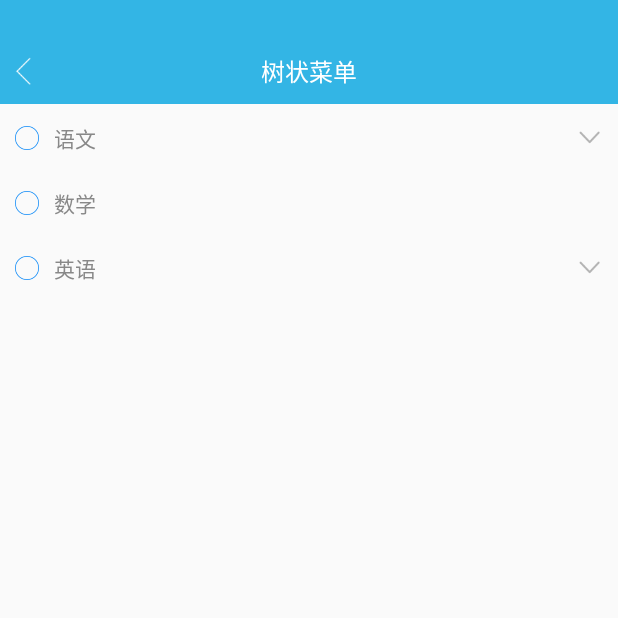
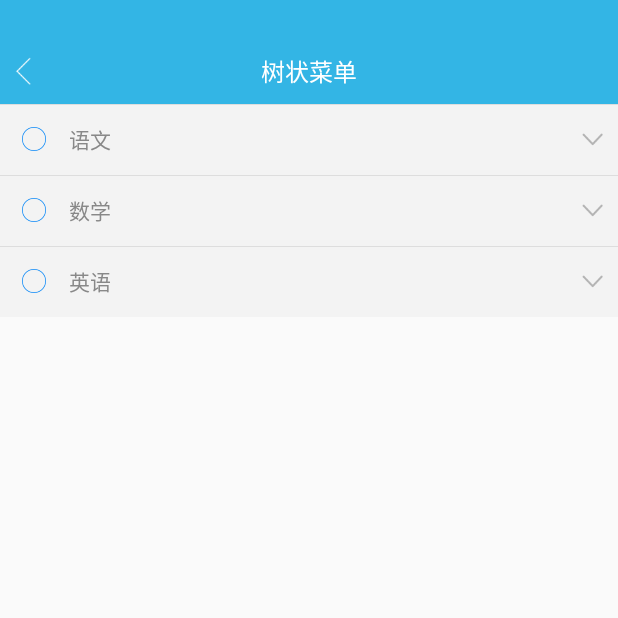
Before and after one commit to psvmc/ZJLearnAndroid, an Android app: the TreeViewActivity screen opened directly, with no data from a screen before it, on a phone screen of 412 x 824 dp, the top half of it. Run offline under Robolectric (Android 15) with nearby library versions, the phone set to English and light mode, and no system bars.

Commit message:
选中效果

```diff
--- a/app/src/main/java/cn/psvmc/zjlearnandroid/DemoTreeView/TreeViewListAdapter.kt
+++ b/app/src/main/java/cn/psvmc/zjlearnandroid/DemoTreeView/TreeViewListAdapter.kt
@@ -7,6 +7,7 @@ import android.view.View
 import android.view.ViewGroup
 import android.widget.ImageView
 import android.widget.LinearLayout
+import android.widget.RelativeLayout
 import android.widget.TextView
 import cn.psvmc.utils.DensityUtils
 import cn.psvmc.zjlearnandroid.MainRecycleView.Model.ListItemModel
@@ -55,13 +56,27 @@ open class TreeViewListAdapter(private val context: Context, private val mDatas:
         var pL = itemHolder.outerLayout.paddingLeft;
         var pR = itemHolder.outerLayout.paddingRight;
 
-        itemHolder.outerLayout.setPadding(DensityUtils.dp2px(context,20f)* itemData.level + DensityUtils.dp2px(context,10f),pT,pB,pR);
+        if (itemData.level == 0) {
+            itemHolder.itemView.setBackgroundResource(R.color.zj_gay_background)
+            if(itemData.isexpand){
+                itemHolder.bottomLine.visibility = View.VISIBLE
+            }else{
+                itemHolder.bottomLine.visibility = View.INVISIBLE
+            }
+            itemHolder.topLine.visibility = View.VISIBLE
+        } else {
+            itemHolder.itemView.setBackgroundResource(R.color.zj_white)
+            itemHolder.topLine.visibility = View.INVISIBLE
+            itemHolder.bottomLine.visibility = View.INVISIBLE
+        }
+
+        itemHolder.outerLayout.setPadding(DensityUtils.dp2px(context, 20f) * itemData.level + DensityUtils.dp2px(context, 0f), pT, pB, pR);
 
         itemHolder.itemView.setOnClickListener({
             mOnItemClickListener?.onItemClick(itemHolder.itemView, position);
         })
 
-        itemHolder.checkImageView.setOnClickListener({
+        itemHolder.checkOuterLayout.setOnClickListener({
             mOnItemClickListener?.onCheckClick(position)
         })
     }
@@ -81,7 +96,7 @@ open class TreeViewListAdapter(private val context: Context, private val mDatas:
         notifyItemChanged(position)
     }
 
-    fun add(position: Int, list: ArrayList<TreeItemModel>) {
+    fun addList(position: Int, list: ArrayList<TreeItemModel>) {
         var position = position
         if (position > mDatas.size) {
             position = mDatas.size
@@ -91,7 +106,9 @@ open class TreeViewListAdapter(private val context: Context, private val mDatas:
         }
         mDatas.addAll(position, list);
         notifyItemRangeInserted(position, list.size)
-        notifyItemRangeChanged(position+list.size-1,mDatas.size-position-list.size+1)
+        if(mDatas.size - position - list.size + 1 > 0){
+            notifyItemRangeChanged(position + list.size - 1, mDatas.size - position - list.size + 1)
+        }
     }
 
     fun removeSon(position: Int) {
@@ -115,7 +132,31 @@ open class TreeViewListAdapter(private val context: Context, private val mDatas:
         }
         mDatas.removeAll(removedList)
         notifyItemRangeRemoved(position + 1, removedList.size);
-        notifyItemRangeChanged(position+1,mDatas.size-position-1)
+        if(mDatas.size - position - 1>0){
+            notifyItemRangeChanged(position + 1, mDatas.size - position - 1)
+        }
+
+    }
+
+    fun updateSon(position: Int) {
+        var position = position
+        if (position > mDatas.size) {
+            position = mDatas.size
+        }
+        if (position < 0) {
+            position = 0
+        }
+
+        var itemData = mDatas.get(position);
+        var updateList = ArrayList<TreeItemModel>();
+        for (i in position + 1..mDatas.size - 1) {
+            if (mDatas.get(i).level > itemData.level) {
+                updateList.add(mDatas.get(i))
+            } else {
+                break
+            }
+        }
+        notifyItemRangeChanged(position + 1, updateList.size);
     }
 
 
@@ -123,13 +164,20 @@ open class TreeViewListAdapter(private val context: Context, private val mDatas:
         val checkImageView: ImageView
         val nameTextView: TextView
         val arrowImageView: ImageView
-        var outerLayout:LinearLayout
+        var outerLayout: LinearLayout
+        var checkOuterLayout: RelativeLayout
+        var topLine:View
+        var bottomLine:View
+
 
         init {
             checkImageView = itemView.findViewById(R.id.checkImageView) as ImageView
             nameTextView = itemView.findViewById(R.id.nameTextView) as TextView
             arrowImageView = itemView.findViewById(R.id.arrowImageView) as ImageView
             outerLayout = itemView.findViewById(R.id.outerLayout) as LinearLayout
+            checkOuterLayout = itemView.findViewById(R.id.checkOuterLayout) as RelativeLayout
+            topLine = itemView.findViewById(R.id.topLine) as View
+            bottomLine = itemView.findViewById(R.id.bottomLine) as View
         }
     }
 
--- a/app/src/main/res/layout/treeview_list_item.xml
+++ b/app/src/main/res/layout/treeview_list_item.xml
@@ -4,32 +4,42 @@
     android:layout_height="wrap_content"
     android:orientation="vertical">
 
+    <View
+        android:id="@+id/topLine"
+        android:layout_width="match_parent"
+        android:layout_height="1px"
+        android:background="#ddd" />
+
     <LinearLayout
         android:id="@+id/outerLayout"
         android:layout_width="match_parent"
-        android:layout_height="wrap_content"
-        android:paddingTop="12dp"
-        android:paddingBottom="12dp"
-        android:paddingLeft="10dp"
-        android:paddingRight="10dp"
+        android:layout_height="46dp"
         android:orientation="horizontal">
-        <ImageView
-            android:id="@+id/checkImageView"
-            android:layout_width="16dp"
-            android:layout_height="16dp"
-            android:src="@drawable/check002"
-            android:layout_gravity="center_vertical"/>
+
+        <RelativeLayout
+            android:id="@+id/checkOuterLayout"
+            android:layout_width="46dp"
+            android:layout_height="match_parent">
+
+            <ImageView
+                android:id="@+id/checkImageView"
+                android:layout_width="16dp"
+                android:layout_height="16dp"
+                android:layout_centerInParent="true"
+                android:layout_gravity="center"
+                android:src="@drawable/check002" />
+        </RelativeLayout>
+
 
         <TextView
             android:id="@+id/nameTextView"
             android:layout_width="0dp"
+            android:layout_height="wrap_content"
+            android:layout_gravity="center_vertical"
             android:layout_weight="1"
-            android:layout_height="wrap_content"
+            android:gravity="center_vertical"
             android:text="语文"
-            android:layout_marginLeft="10dp"
-            android:gravity="center_vertical"
-            android:layout_gravity="center_vertical"
-            android:textColor="@color/zj_gay_middle"/>
+            android:textColor="@color/zj_gay_middle" />
 
         <ImageView
             android:id="@+id/arrowImageView"
@@ -37,7 +47,14 @@
             android:layout_height="14dp"
             android:layout_gravity="center_vertical"
             android:layout_marginLeft="10dp"
-            android:src="@drawable/arrorw_dowm"/>
+            android:layout_marginRight="10dp"
+            android:src="@drawable/arrorw_dowm" />
 
     </LinearLayout>
+
+    <View
+        android:id="@+id/bottomLine"
+        android:layout_width="match_parent"
+        android:layout_height="1px"
+        android:background="#ddd" />
 </LinearLayout>
```
Also changed, not shown: app/src/main/java/cn/psvmc/zjlearnandroid/DemoTreeView/TreeViewActivity.kt (+109 -10 lines).
